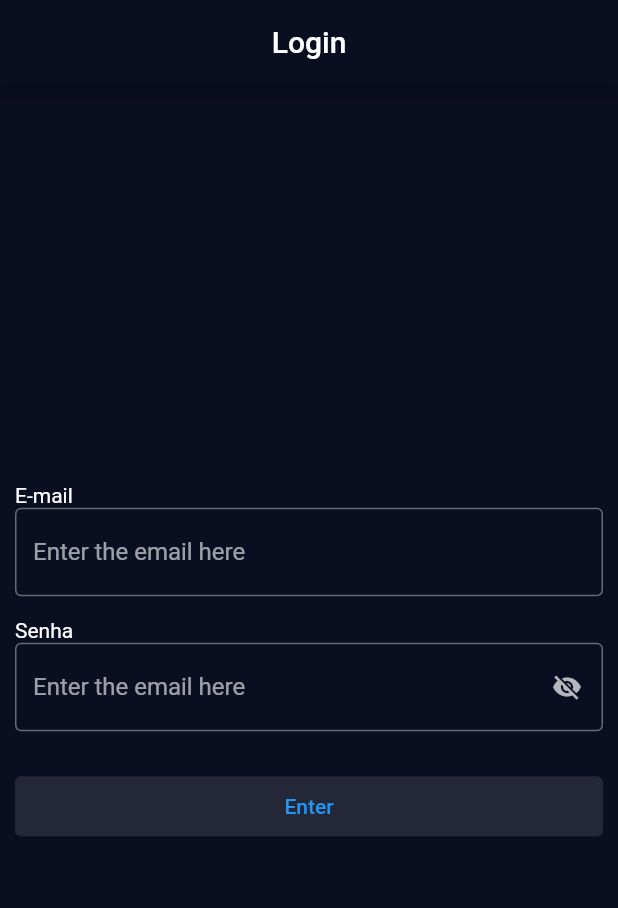
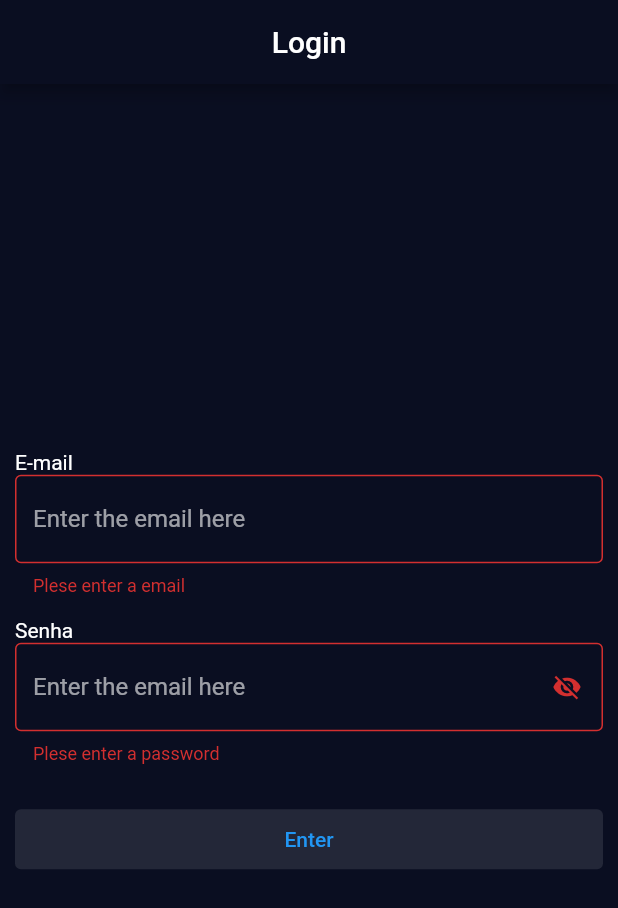
Before and after one commit to mahauni/euro-farma-gamify, a Flutter app: the screen it shows after launch, after a tap on "Enter", on a phone screen of 412 x 824 dp. Shown: the top 908 px of the screen. Run offline on Flutter 3.47's test engine with Material 2 defaults, Android fonts, the phone set to English and light mode, and no system bars.

Commit message:
Adding a form to the login

```diff
--- a/lib/pages/login_page.dart
+++ b/lib/pages/login_page.dart
@@ -13,6 +13,9 @@ class LoginPage extends StatefulWidget {
 class _LoginPageState extends State<LoginPage> {
   bool _passwordVisible = false;
   bool _denySpaces = false;
+  final _formKey = GlobalKey<FormState>();
+  String email = "";
+  String password = "";
 
   @override
   Widget build(BuildContext context) {
@@ -26,16 +29,25 @@ class _LoginPageState extends State<LoginPage> {
           Expanded(
             child: Container(
               alignment: Alignment.center,
+              child: Form(
+                key: _formKey,
                 child: ListView(
                   padding: EdgeInsets.all(10.0),
                   shrinkWrap: true,
                   children: [
                     Text("E-mail"),
-                  TextField(
+                    TextFormField(
+                      onSaved: (value) {email = value!;},
                       inputFormatters: [
                         if (_denySpaces)
                           FilteringTextInputFormatter.deny(RegExp(r'\s')),
                       ],
+                      validator: (value) {
+                        if (value == null || value.isEmpty) {
+                          return "Plese enter a email";
+                        }
+                        return null;
+                      },
                       decoration: InputDecoration(
                         border: OutlineInputBorder(),
                         hintText: "Enter the email here",
@@ -45,11 +57,18 @@ class _LoginPageState extends State<LoginPage> {
                       height: 15,
                     ),
                     Text("Senha"),
-                  TextField(
+                    TextFormField(
+                      onSaved: (value) {password = value!;},
                       inputFormatters: [
                         if (_denySpaces)
                           FilteringTextInputFormatter.deny(RegExp(r'\s')),
                       ],
+                      validator: (value) {
+                        if (value == null || value.isEmpty) {
+                          return "Plese enter a password";
+                        }
+                        return null;
+                      },
                       decoration: InputDecoration(
                         border: OutlineInputBorder(),
                         hintText: "Enter the email here",
@@ -79,9 +98,19 @@ class _LoginPageState extends State<LoginPage> {
                       height: 40,
                       child: TextButton(
                         style: ButtonStyle(
-                          backgroundColor:
-                              MaterialStateProperty.all<Color>(Colors.white10)),
-                      onPressed: () {},
+                            backgroundColor: MaterialStateProperty.all<Color>(
+                                Colors.white10)),
+                        onPressed: () {
+                          if (_formKey.currentState!.validate()) {
+                            // save all the values in the variables
+                            _formKey.currentState!.save();
+
+                            // test if the form is validated
+                            ScaffoldMessenger.of(context).showSnackBar(
+                              const SnackBar(content: Text('Processing Data')),
+                            );
+                          }
+                        },
                         child: Text("Enter"),
                       ),
                     ),
@@ -89,6 +118,7 @@ class _LoginPageState extends State<LoginPage> {
                 ),
               ),
             ),
+          )
         ],
       ),
     );
```
Lines whose indentation alone changed are shown as unchanged.
